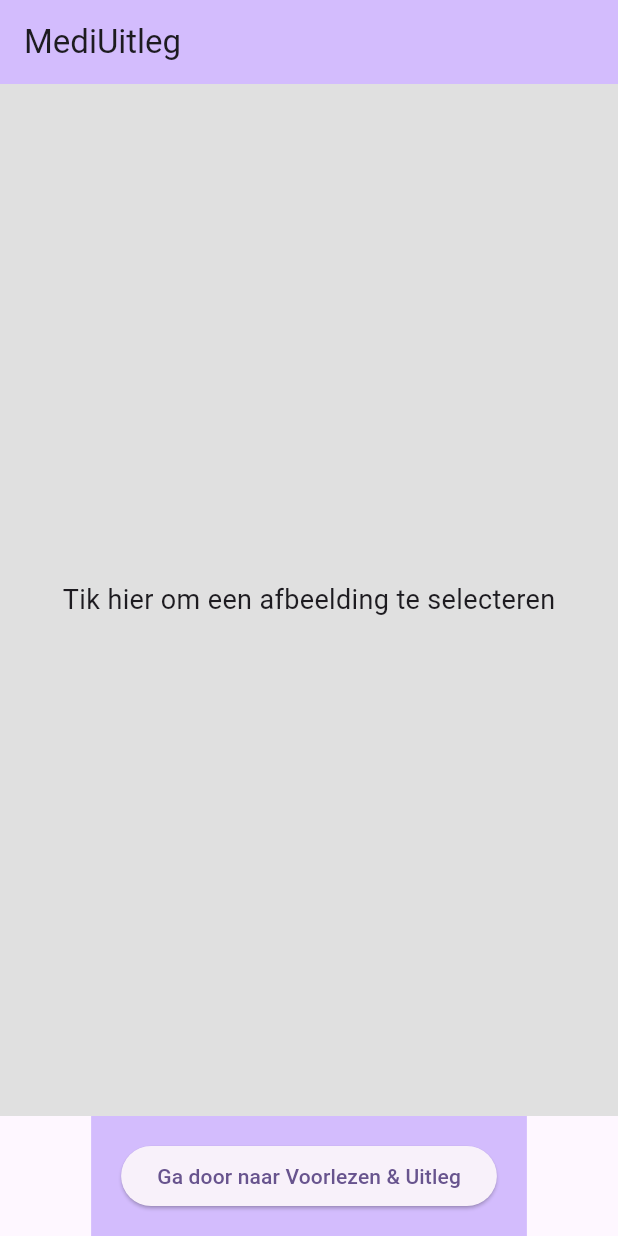
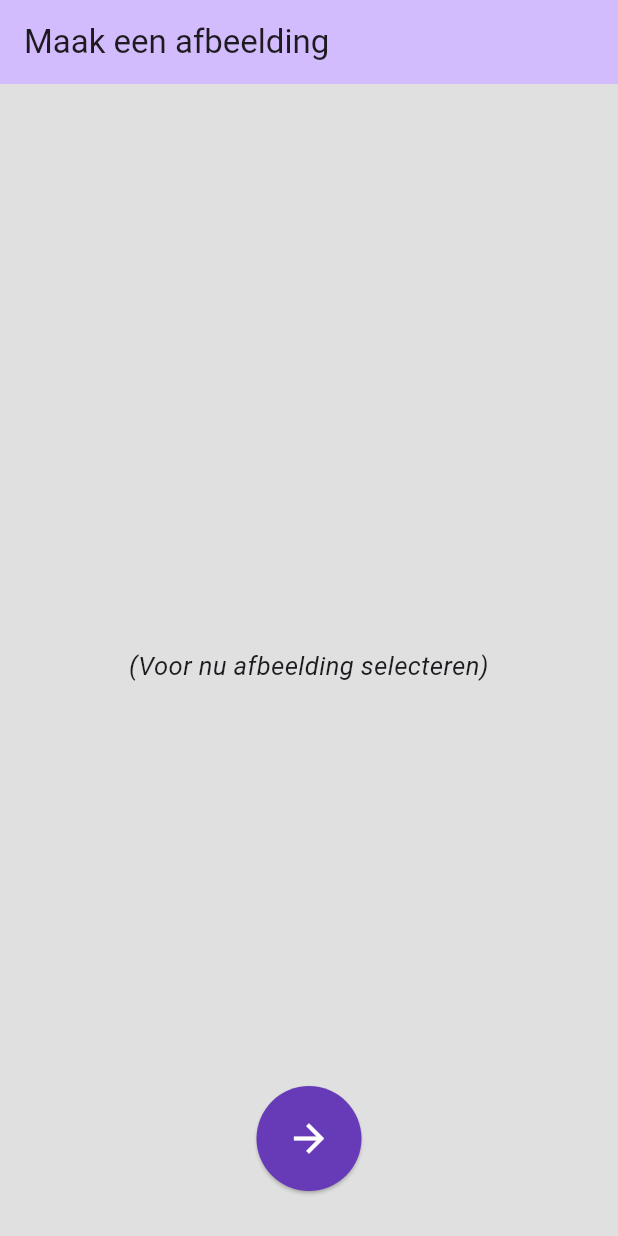
Before and after one commit to brentvanmalsen/mediuitleg, a Flutter app: the screen it shows after launch, on a phone screen of 412 x 824 dp. Run offline on Flutter 3.47's test engine with Material 3 defaults, Android fonts, the phone set to English and light mode, and no system bars; our stand-ins replace flutter_tts, image_picker, permission_handler.

Commit message:
refactor: restructure pages and add placeholder texts

```diff
--- /dev/null
+++ b/lib/camera_screen.dart
@@ -0,0 +1,110 @@
+import 'dart:io';
+import 'package:flutter/material.dart';
+import 'package:image_picker/image_picker.dart';
+import 'package:permission_handler/permission_handler.dart';
+
+class CameraScreen extends StatefulWidget {
+  const CameraScreen({super.key});
+
+  @override
+  State<CameraScreen> createState() => _CameraScreenState();
+}
+
+class _CameraScreenState extends State<CameraScreen> {
+  XFile? _image;
+  final ImagePicker _picker = ImagePicker();
+
+  @override
+  void initState() {
+    super.initState();
+    _requestPermissions();
+  }
+
+  // Vraag camera-permissies aan
+  Future<void> _requestPermissions() async {
+    var status = await Permission.camera.request();
+    if (status.isDenied) {
+      ScaffoldMessenger.of(context).showSnackBar(
+        const SnackBar(
+          content: Text('Camera-toegang is vereist om de app te gebruiken.'),
+        ),
+      );
+    }
+  }
+
+  // Selecteer een afbeelding (voor nu placeholder functionaliteit)
+  Future<void> _pickImage() async {
+    final XFile? image = await _picker.pickImage(source: ImageSource.gallery);
+    setState(() {
+      _image = image;
+    });
+  }
+
+  @override
+  Widget build(BuildContext context) {
+    return Scaffold(
+      appBar: AppBar(
+        title: const Text('Maak een afbeelding'),
+        backgroundColor: Theme.of(context).colorScheme.inversePrimary,
+      ),
+      body: Stack(
+        children: [
+          // Achtergrond: Placeholder voor camera feed of afbeelding
+          GestureDetector(
+            onTap:
+                _pickImage, // Voor nu: afbeelding selecteren door erop te tikken
+            child: Container(
+              width: double.infinity,
+              height: double.infinity,
+              color: Colors.grey[300],
+              child: _image == null
+                  ? const Center(
+                      child: Column(
+                        mainAxisAlignment: MainAxisAlignment.center,
+                        children: [
+                          SizedBox(height: 8),
+                          Text(
+                            '(Voor nu afbeelding selecteren)',
+                            style: TextStyle(
+                                fontSize: 17, fontStyle: FontStyle.italic),
+                            textAlign: TextAlign.center,
+                          ),
+                        ],
+                      ),
+                    )
+                  : Image.file(
+                      File(_image!.path),
+                      fit: BoxFit.cover,
+                    ),
+            ),
+          ),
+
+          // Ronde knop onderaan het scherm
+          Positioned(
+            bottom: 30,
+            left: 0,
+            right: 0,
+            child: Center(
+              child: ElevatedButton(
+                onPressed: () {
+                  // Voor nu: navigeren naar de volgende pagina
+                  Navigator.pushNamed(context, '/home');
+                },
+                style: ElevatedButton.styleFrom(
+                  shape: const CircleBorder(),
+                  padding: const EdgeInsets.all(20),
+                  backgroundColor: Colors.deepPurple, // Kleur van de knop
+                ),
+                child: const Icon(
+                  Icons.arrow_forward,
+                  size: 30,
+                  color: Colors.white,
+                ),
+              ),
+            ),
+          ),
+        ],
+      ),
+    );
+  }
+}
--- a/lib/main.dart
+++ b/lib/main.dart
@@ -1,8 +1,6 @@
-import 'dart:io';
 import 'package:flutter/material.dart';
-import 'package:flutter_tts/flutter_tts.dart';
-import 'package:image_picker/image_picker.dart';
-import 'package:permission_handler/permission_handler.dart';
+import 'camera_screen.dart';
+import 'home_screen.dart';
 
 void main() {
   runApp(const MyApp());
@@ -19,204 +17,12 @@
         colorScheme: ColorScheme.fromSeed(seedColor: Colors.deepPurple),
         useMaterial3: true,
       ),
-      home: const CameraScreen(),
-      debugShowCheckedModeBanner: false, // Debug banner verwijderd
+      initialRoute: '/',
+      routes: {
+        '/': (context) => const CameraScreen(),
+        '/home': (context) => const HomePage(),
+      },
+      debugShowCheckedModeBanner: false,
     );
   }
 }
-
-class CameraScreen extends StatefulWidget {
-  const CameraScreen({super.key});
-
-  @override
-  State<CameraScreen> createState() => _CameraScreenState();
-}
-
-class _CameraScreenState extends State<CameraScreen> {
-  XFile? _image;
-  final ImagePicker _picker = ImagePicker();
-
-  Future<void> _requestPermissions() async {
-    var status = await Permission.camera.request();
-    if (status.isDenied) {
-      ScaffoldMessenger.of(context).showSnackBar(
-        const SnackBar(
-          content: Text('Camera-toegang is vereist om de app te gebruiken.'),
-        ),
-      );
-    }
-  }
-
-  @override
-  void initState() {
-    super.initState();
-    _requestPermissions();
-  }
-
-  Future<void> _pickImage() async {
-    final XFile? image = await _picker.pickImage(source: ImageSource.gallery);
-    setState(() {
-      _image = image;
-    });
-  }
-
-  @override
-  Widget build(BuildContext context) {
-    return Scaffold(
-      appBar: AppBar(
-        title: const Text('MediUitleg'),
-        backgroundColor: Theme.of(context).colorScheme.inversePrimary,
-      ),
-      body: Column(
-        children: [
-          Expanded(
-            child: GestureDetector(
-              onTap: _pickImage,
-              child: Container(
-                width: double.infinity,
-                height: double.infinity,
-                color: Colors.grey[300],
-                child: _image == null
-                    ? const Center(
-                        child: Text(
-                          'Tik hier om een afbeelding te selecteren',
-                          style: TextStyle(fontSize: 18),
-                        ),
-                      )
-                    : Image.file(
-                        File(_image!.path),
-                        fit: BoxFit.cover,
-                      ),
-              ),
-            ),
-          ),
-          Container(
-            padding: const EdgeInsets.symmetric(vertical: 16, horizontal: 20),
-            color: Theme.of(context).colorScheme.inversePrimary,
-            child: ElevatedButton(
-              onPressed: () {
-                Navigator.push(
-                  context,
-                  MaterialPageRoute(
-                    builder: (context) => const HomePage(),
-                  ),
-                );
-              },
-              child: const Text('Ga door naar Voorlezen & Uitleg'),
-            ),
-          ),
-        ],
-      ),
-    );
-  }
-}
-
-class HomePage extends StatefulWidget {
-  const HomePage({super.key});
-
-  @override
-  State<HomePage> createState() => _HomePageState();
-}
-
-class _HomePageState extends State<HomePage> {
-  final FlutterTts _flutterTts = FlutterTts();
-  String sampleText =
-      "Dosering";
-
-  @override
-  void initState() {
-    super.initState();
-    _configureAudio();
-  }
-
-  /// Configureer audio-instellingen voor iOS
-  void _configureAudio() {
-    if (Platform.isIOS) {
-      _flutterTts.setIosAudioCategory(
-        IosTextToSpeechAudioCategory.playback,
-        [
-          IosTextToSpeechAudioCategoryOptions.defaultToSpeaker,
-        ],
-      );
-    }
-  }
-
-  Future<void> _speakText() async {
-    await _flutterTts.setLanguage("nl-NL");
-    await _flutterTts.setPitch(1.2);
-    await _flutterTts.setSpeechRate(0.5);
-    await _flutterTts.speak(sampleText);
-  }
-
-  @override
-  Widget build(BuildContext context) {
-    return Scaffold(
-      appBar: AppBar(
-        title: const Text('MediUitleg'),
-        backgroundColor: Theme.of(context).colorScheme.inversePrimary,
-      ),
-      body: Padding(
-        padding: const EdgeInsets.all(16.0),
-        child: Column(
-          crossAxisAlignment: CrossAxisAlignment.stretch,
-          children: [
-            Text(
-              'Voorbeeldtekst:',
-              style: Theme.of(context)
-                  .textTheme
-                  .headlineSmall
-                  ?.copyWith(fontSize: 20),
-              textAlign: TextAlign.center,
-            ),
-            const SizedBox(height: 8),
-            Container(
-              padding: const EdgeInsets.all(16.0),
-              decoration: BoxDecoration(
-                color: Colors.grey[200],
-                borderRadius: BorderRadius.circular(10),
-              ),
-              child: Text(
-                sampleText,
-                style: Theme.of(context)
-                    .textTheme
-                    .bodyMedium
-                    ?.copyWith(fontSize: 18),
-                textAlign: TextAlign.center,
-              ),
-            ),
-            const SizedBox(height: 20),
-            ElevatedButton(
-              onPressed: _speakText,
-              style: ElevatedButton.styleFrom(
-                padding: const EdgeInsets.symmetric(vertical: 16),
-                textStyle: const TextStyle(fontSize: 18),
-              ),
-              child: const Text('Voorlezen'),
-            ),
-            const SizedBox(height: 10),
-            ElevatedButton(
-              onPressed: () {
-                ScaffoldMessenger.of(context).showSnackBar(
-                  const SnackBar(
-                    content: Text('Uitleg-functie nog niet geïmplementeerd'),
-                  ),
-                );
-              },
-              style: ElevatedButton.styleFrom(
-                padding: const EdgeInsets.symmetric(vertical: 16),
-                textStyle: const TextStyle(fontSize: 18),
-              ),
-              child: const Text('Uitleg'),
-            ),
-          ],
-        ),
-      ),
-    );
-  }
-
-  @override
-  void dispose() {
-    _flutterTts.stop();
-    super.dispose();
-  }
-}
```
Also changed, not shown: lib/home_screen.dart (added, +92 -0 lines), 1 other file.
